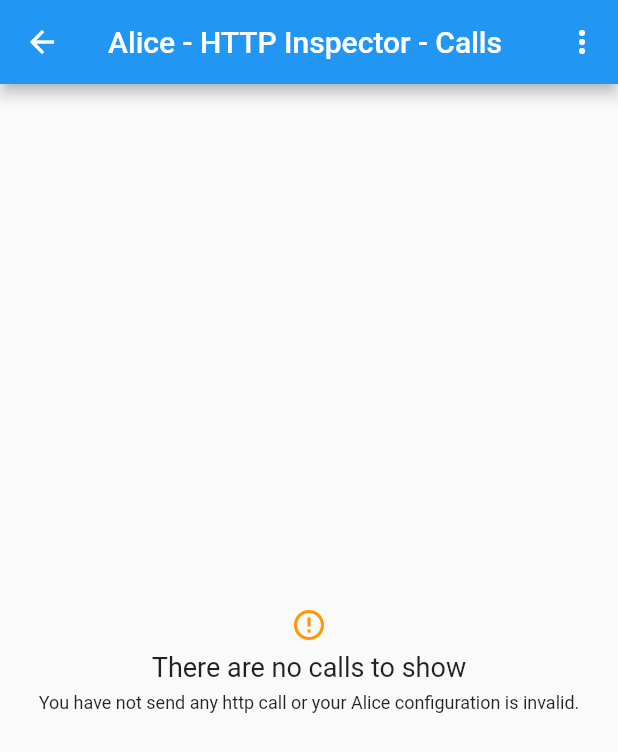
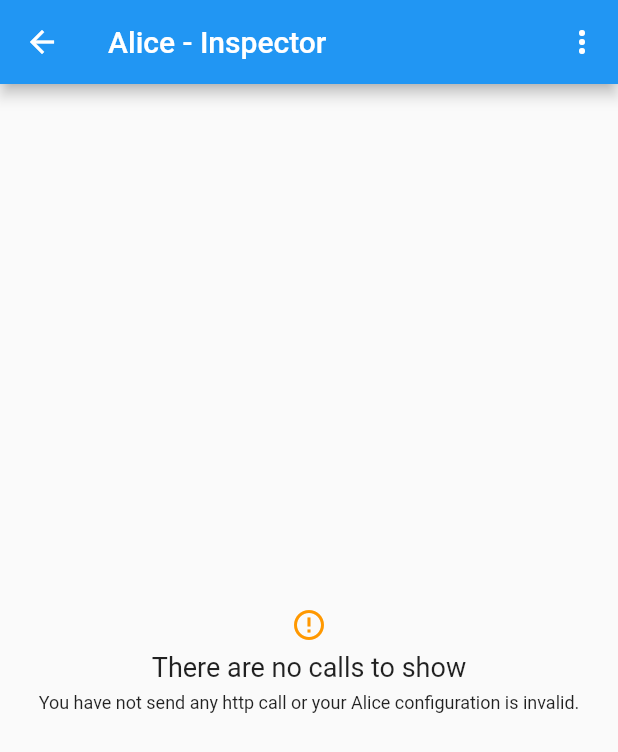
Before and after one commit to jhomlala/alice, a Flutter app: the AliceCallsListScreen screen opened directly with empty values, on a phone screen of 412 x 824 dp. Shown: the top 752 px of the screen. Run offline on Flutter 3.47's test engine with Material 2 defaults, Android fonts, the phone set to English and light mode, and no system bars; our stand-ins replace chewie, chopper, dio, flutter_local_notifications, open_file, package_info and 4 more; missing offline and left inert: shake; generated files the repository leaves out were written again.

Commit message:
Refactored project structure

```diff
--- a/lib/core/alice_core.dart
+++ b/lib/core/alice_core.dart
@@ -1,10 +1,10 @@
 import 'dart:async';
 
+import 'package:alice/helper/alice_save_helper.dart';
 import 'package:alice/model/alice_http_error.dart';
-import 'package:alice/ui/alice_calls_list_screen.dart';
 import 'package:alice/model/alice_http_call.dart';
 import 'package:alice/model/alice_http_response.dart';
-import 'package:alice/ui/alice_save_helper.dart';
+import 'package:alice/ui/page/alice_calls_list_screen.dart';
 import 'package:flutter/material.dart';
 import 'package:flutter_local_notifications/flutter_local_notifications.dart';
 import 'package:rxdart/rxdart.dart';
--- a/lib/ui/alice_save_helper.dart
+++ b/lib/helper/alice_save_helper.dart
@@ -6,7 +6,7 @@ import 'package:open_file/open_file.dart';
 import 'package:package_info/package_info.dart';
 import 'package:path_provider/path_provider.dart';
 import 'package:permission_handler/permission_handler.dart';
-import 'alice_alert_helper.dart';
+import '../helper/alice_alert_helper.dart';
 
 class AliceSaveHelper {
   static JsonEncoder _encoder = new JsonEncoder.withIndent('  ');
--- a/lib/ui/alice_call_details_screen.dart
+++ b/lib/ui/page/alice_call_details_screen.dart
@@ -1,12 +1,11 @@
 import 'package:alice/core/alice_core.dart';
 import 'package:alice/model/alice_http_call.dart';
+import 'package:alice/ui/widget/alice_call_error_widget.dart';
+import 'package:alice/ui/widget/alice_call_overview_widget.dart';
+import 'package:alice/ui/widget/alice_call_request_widget.dart';
+import 'package:alice/ui/widget/alice_call_response_widget.dart';
 import 'package:flutter/material.dart';
 import 'package:share/share.dart';
-
-import 'alice_call_error_widger.dart';
-import 'alice_call_overview_widget.dart';
-import 'alice_call_request_widget.dart';
-import 'alice_call_response_widget.dart';
 
 class AliceCallDetailsScreen extends StatefulWidget {
   final AliceHttpCall call;
@@ -68,7 +67,7 @@ class _AliceCallDetailsScreenState extends State<AliceCallDetailsScreen>
         ),
         appBar: AppBar(
           bottom: TabBar(tabs: _getTabBars()),
-          title: Text('Alice - HTTP Inspector - Details'),
+          title: Text('Alice - HTTP Call Details'),
         ),
         body: TabBarView(
           children: _getTabBarViewList(),
--- a/lib/ui/alice_calls_list_screen.dart
+++ b/lib/ui/page/alice_calls_list_screen.dart
@@ -1,11 +1,11 @@
 import 'package:alice/model/alice_menu_item.dart';
-import 'package:alice/ui/alice_call_details_screen.dart';
+import 'package:alice/helper/alice_alert_helper.dart';
+import 'package:alice/ui/page/alice_call_details_screen.dart';
 import 'package:alice/core/alice_core.dart';
 import 'package:alice/model/alice_http_call.dart';
+import 'package:alice/ui/widget/alice_call_list_item_widget.dart';
 import 'package:flutter/material.dart';
 
-import 'alice_alert_helper.dart';
-import 'alice_call_list_item.dart';
 import 'alice_stats_screen.dart';
 
 class AliceCallsListScreen extends StatefulWidget {
@@ -34,7 +34,7 @@ class _AliceCallsListScreenState extends State<AliceCallsListScreen> {
       data: ThemeData(brightness: widget._aliceCore.brightness),
       child: Scaffold(
         appBar: AppBar(
-          title: Text("Alice - HTTP Inspector - Calls"),
+          title: Text("Alice - Inspector"),
           actions: [_buildMenuButton()],
         ),
         body: _buildCallsListWrapper(),
@@ -118,7 +118,7 @@ class _AliceCallsListScreenState extends State<AliceCallsListScreen> {
     return ListView.builder(
       itemCount: calls.length,
       itemBuilder: (context, index) {
-        return AliceCallListItem(calls[index], _onListItemClicked);
+        return AliceCallListItemWidget(calls[index], _onListItemClicked);
       },
     );
   }
--- a/lib/ui/alice_call_error_widger.dart
+++ b/lib/ui/widget/alice_call_error_widget.dart
@@ -1,7 +1,7 @@
 import 'package:alice/model/alice_http_call.dart';
+import 'package:alice/ui/widget/alice_base_call_details_widget.dart';
 import 'package:flutter/material.dart';
 
-import 'alice_base_call_details_widget.dart';
 
 class AliceCallErrorWidget extends StatefulWidget {
   final AliceHttpCall call;
--- a/lib/ui/alice_call_list_item.dart
+++ b/lib/ui/widget/alice_call_list_item_widget.dart
@@ -2,11 +2,11 @@ import 'package:alice/model/alice_http_call.dart';
 import 'package:alice/model/alice_http_response.dart';
 import 'package:flutter/material.dart';
 
-class AliceCallListItem extends StatelessWidget {
+class AliceCallListItemWidget extends StatelessWidget {
   final AliceHttpCall call;
   final Function itemClickAction;
 
-  const AliceCallListItem(this.call, this.itemClickAction)
+  const AliceCallListItemWidget(this.call, this.itemClickAction)
       : assert(call != null, "call can't be null"),
         assert(itemClickAction != null, "itemClickAction can't be null");
 
--- a/lib/ui/alice_call_overview_widget.dart
+++ b/lib/ui/widget/alice_call_overview_widget.dart
@@ -1,7 +1,6 @@
 import 'package:alice/model/alice_http_call.dart';
+import 'package:alice/ui/widget/alice_base_call_details_widget.dart';
 import 'package:flutter/material.dart';
-
-import 'alice_base_call_details_widget.dart';
 
 class AliceCallOverviewWidget extends StatefulWidget {
   final AliceHttpCall call;
--- a/lib/ui/alice_call_request_widget.dart
+++ b/lib/ui/widget/alice_call_request_widget.dart
@@ -1,7 +1,6 @@
 import 'package:alice/model/alice_http_call.dart';
+import 'package:alice/ui/widget/alice_base_call_details_widget.dart';
 import 'package:flutter/material.dart';
-
-import 'alice_base_call_details_widget.dart';
 
 class AliceCallRequestWidget extends StatefulWidget {
   final AliceHttpCall call;
--- a/lib/ui/alice_call_response_widget.dart
+++ b/lib/ui/widget/alice_call_response_widget.dart
@@ -1,9 +1,8 @@
 import 'package:alice/model/alice_http_call.dart';
+import 'package:alice/ui/widget/alice_base_call_details_widget.dart';
 import 'package:chewie/chewie.dart';
 import 'package:flutter/material.dart';
 import 'package:video_player/video_player.dart';
-
-import 'alice_base_call_details_widget.dart';
 
 class AliceCallResponseWidget extends StatefulWidget {
   final AliceHttpCall call;
```
Also changed, not shown: example/pubspec.lock, lib/helper/alice_alert_helper.dart (renamed from lib/ui/alice_alert_helper.dart), lib/ui/page/alice_stats_screen.dart (renamed from lib/ui/alice_stats_screen.dart), lib/ui/widget/alice_base_call_details_widget.dart (renamed from lib/ui/alice_base_call_details_widget.dart).
